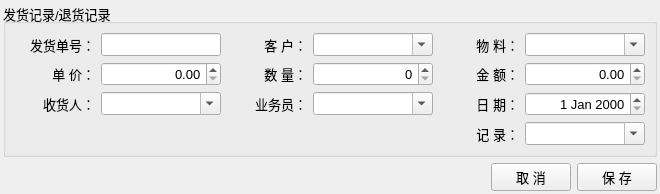
Above: ui/FormDelivery.ui from archsh/quickexcel before the change. Below: the same form after it.
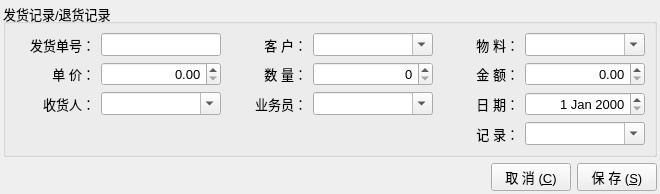
That is the form after the change.

What changed in the file:
```diff
--- a/ui/FormDelivery.ui
+++ b/ui/FormDelivery.ui
@@ -374,14 +374,14 @@
      <item>
       <widget class="QPushButton" name="pushButton_Cancel">
        <property name="text">
-        <string>取 消</string>
+        <string>取 消 (&amp;C)</string>
        </property>
       </widget>
      </item>
      <item>
       <widget class="QPushButton" name="pushButton_Save">
        <property name="text">
-        <string>保 存</string>
+        <string>保 存 (&amp;S)</string>
        </property>
       </widget>
      </item>
```
